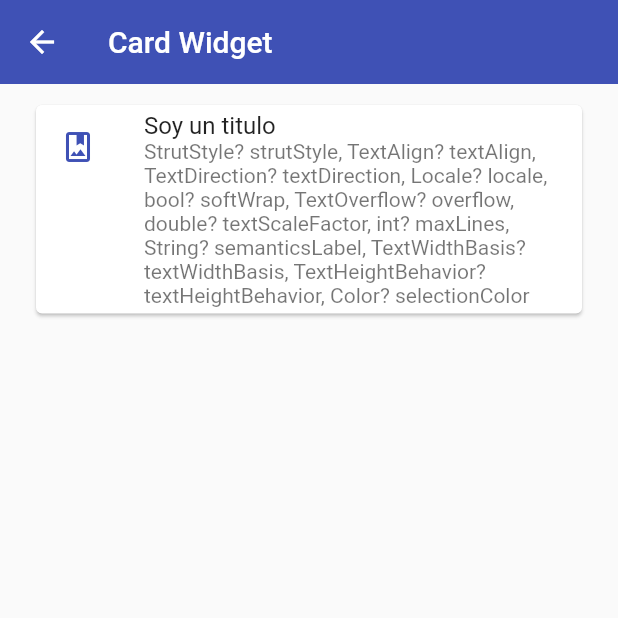
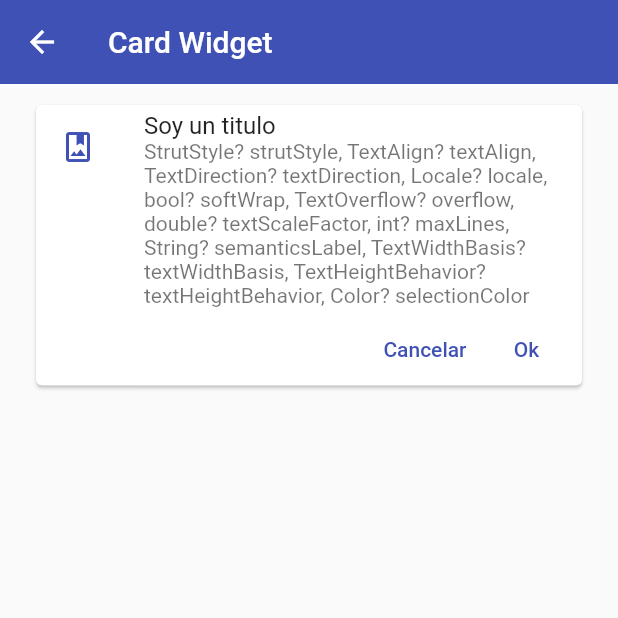
Before and after one commit to davidfores1/Flutter_components, a Flutter app: the CardScreen screen opened by its route, on a phone screen of 412 x 824 dp, the top half of it. Run offline on Flutter 3.47's test engine with Material 2 defaults, Android fonts, the phone set to English and light mode, and no system bars.

Commit message:
se centraliza los widgets personalizados

```diff
--- a/lib/screens/card_screen.dart
+++ b/lib/screens/card_screen.dart
@@ -1,5 +1,6 @@
 import 'package:flutter/material.dart';
-import 'package:flutter_components/theme/app_theme.dart';
+
+import '../widgets/widgets.dart';
 
 class CardScreen extends StatelessWidget {
 
@@ -13,18 +14,8 @@ class CardScreen extends StatelessWidget {
       ),
       body: ListView(
         padding: const EdgeInsets.symmetric(horizontal: 20, vertical: 10),
-         children: [
-          Card(
-            child: Column(
-              children: const [
-                ListTile(
-                  leading:  Icon(Icons.photo_album_outlined, color: AppTheme.primary),
-                  title: Text('Soy un titulo'),
-                  subtitle: Text('StrutStyle? strutStyle, TextAlign? textAlign, TextDirection? textDirection, Locale? locale, bool? softWrap, TextOverflow? overflow, double? textScaleFactor, int? maxLines, String? semanticsLabel, TextWidthBasis? textWidthBasis, TextHeightBehavior? textHeightBehavior, Color? selectionColor'),
-                )
-              ],
-            ),
-          )
+         children: const[
+          CustomCard1()
          ],
       ),
     );
--- a/lib/theme/app_theme.dart
+++ b/lib/theme/app_theme.dart
@@ -11,7 +11,10 @@ class AppTheme{
         appBarTheme: const AppBarTheme(
           color: primary,
           elevation: 0,
-        )
+        ),
+        textButtonTheme: TextButtonThemeData(
+         style: TextButton.styleFrom(primary: primary),
+        ),
       );
 
   static final ThemeData darkTheme = ThemeData.dark().copyWith(
--- /dev/null
+++ b/lib/widgets/custom_card1.dart
@@ -0,0 +1,40 @@
+import 'package:flutter/material.dart';
+import 'package:flutter_components/theme/app_theme.dart';
+
+class CustomCard1 extends StatelessWidget {
+  const CustomCard1({
+    Key? key,
+  }) : super(key: key);
+
+  @override
+  Widget build(BuildContext context) {
+    return Card(
+      child: Column(
+        children:  [
+          const ListTile(
+            leading:  Icon(Icons.photo_album_outlined, color: AppTheme.primary),
+            title: Text('Soy un titulo'),
+            subtitle: Text('StrutStyle? strutStyle, TextAlign? textAlign, TextDirection? textDirection, Locale? locale, bool? softWrap, TextOverflow? overflow, double? textScaleFactor, int? maxLines, String? semanticsLabel, TextWidthBasis? textWidthBasis, TextHeightBehavior? textHeightBehavior, Color? selectionColor'),
+          ),
+
+          Padding(
+            padding: const EdgeInsets.only(right: 5),
+            child: Row(
+              mainAxisAlignment: MainAxisAlignment.end,
+              children: [
+                TextButton(onPressed: () {
+
+                },
+                child: const Text('Cancelar')),
+                TextButton(onPressed: () {
+
+                },
+                child: const Text('Ok')),
+              ],
+            ),
+          )
+        ],
+      ),
+    );
+  }
+}
--- /dev/null
+++ b/lib/widgets/widgets.dart
@@ -0,0 +1,3 @@
+import 'package:flutter_components/widgets/custom_card1.dart';
+
+export 'package:flutter_components/widgets/custom_card1.dart';
```
